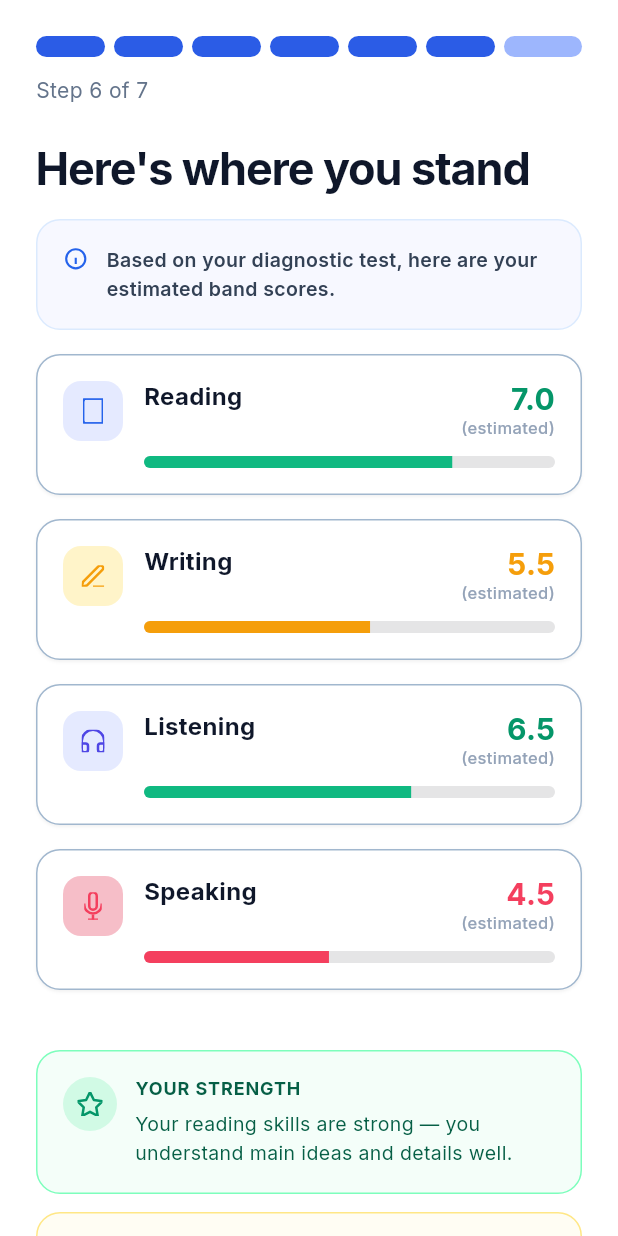
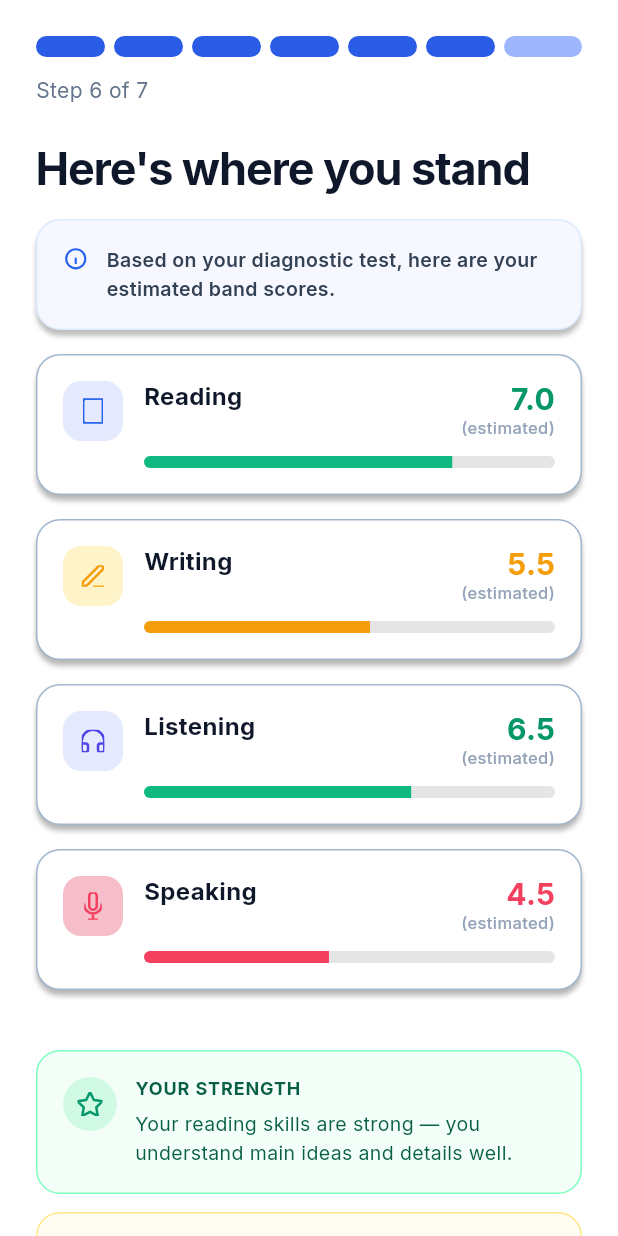
Before and after one commit to MominaYaqoob/Linguatude, a Flutter app: the OnboardingDiagnosticResultsScreen screen opened directly, on a phone screen of 412 x 824 dp. Run offline on Flutter 3.47's test engine with Material 3 defaults, Android fonts, the phone set to English and light mode, and no system bars; our stand-ins replace device_preview, flutter_svg, google_fonts.

Commit message:
Fix card/banner/button shadows on Diagnostic Results screen to match Figma
Re-checked the exact Figma export data and found the box-shadows were
wrong: the info banner had no shadow, the score cards were missing their
second (more visible) drop-shadow layer, and the CTA button was reusing
OnboardingContinueButton's indigo glow instead of this screen's blue
(#3B82F6 @ 25%) glow with its own blur/spread values. Builds the button
locally now so its shadow can match exactly.

Co-Authored-By: Claude Sonnet 5 <noreply@anthropic.com>
Claude-Session: https://claude.ai/code/session_015RJCJrEnHn2Sp7oeeVqgRg

```diff
--- a/lib/screens/onboarding/onboarding_diagnostic_results_screen.dart
+++ b/lib/screens/onboarding/onboarding_diagnostic_results_screen.dart
@@ -3,7 +3,6 @@ import 'package:flutter_svg/flutter_svg.dart';
 import 'package:google_fonts/google_fonts.dart';
 
 import '../../theme/app_colors.dart';
-import '../../widgets/onboarding/onboarding_continue_button.dart';
 
 class _BandScore {
   const _BandScore({
@@ -110,10 +109,7 @@ class OnboardingDiagnosticResultsScreen extends StatelessWidget {
               const SizedBox(height: 12),
               _buildDisclaimerCard(),
               const SizedBox(height: 40),
-              OnboardingContinueButton(
-                label: 'See My Study Plan',
-                onPressed: () => _continue(context),
-              ),
+              _buildStudyPlanButton(context),
             ],
           ),
         ),
@@ -168,6 +164,13 @@ class OnboardingDiagnosticResultsScreen extends StatelessWidget {
         color: AppColors.diagBannerBg,
         borderRadius: BorderRadius.circular(16),
         border: Border.all(color: AppColors.diagBannerBorder),
+        boxShadow: const [
+          BoxShadow(
+            color: Color(0x40000000),
+            offset: Offset(0, 4),
+            blurRadius: 2,
+          ),
+        ],
       ),
       child: Row(
         crossAxisAlignment: CrossAxisAlignment.start,
@@ -207,6 +210,11 @@ class OnboardingDiagnosticResultsScreen extends StatelessWidget {
             color: Color(0x0D000000),
             offset: Offset(0, 1),
             blurRadius: 1,
+          ),
+          BoxShadow(
+            color: Color(0x40000000),
+            offset: Offset(0, 4),
+            blurRadius: 2,
           ),
         ],
       ),
@@ -381,6 +389,52 @@ class OnboardingDiagnosticResultsScreen extends StatelessWidget {
     );
   }
 
+  Widget _buildStudyPlanButton(BuildContext context) {
+    return Container(
+      width: double.infinity,
+      height: 52,
+      decoration: BoxDecoration(
+        borderRadius: BorderRadius.circular(16),
+        boxShadow: const [
+          BoxShadow(
+            color: Color(0x403B82F6),
+            offset: Offset(0, 10),
+            blurRadius: 7.5,
+            spreadRadius: -3,
+          ),
+          BoxShadow(
+            color: Color(0x403B82F6),
+            offset: Offset(0, 4),
+            blurRadius: 3,
+            spreadRadius: -4,
+          ),
+        ],
+      ),
+      child: ElevatedButton(
+        onPressed: () => _continue(context),
+        style: ElevatedButton.styleFrom(
+          backgroundColor: AppColors.diagPrimary,
+          foregroundColor: AppColors.white,
+          elevation: 0,
+          shadowColor: Colors.transparent,
+          shape: RoundedRectangleBorder(
+            borderRadius: BorderRadius.circular(16),
+          ),
+          padding: EdgeInsets.zero,
+        ),
+        child: Text(
+          'See My Study Plan',
+          style: GoogleFonts.inter(
+            fontSize: 16,
+            fontWeight: FontWeight.w700,
+            height: 24 / 16,
+            color: AppColors.white,
+          ),
+        ),
+      ),
+    );
+  }
+
   Widget _buildDisclaimerCard() {
     return Container(
       width: double.infinity,
```
